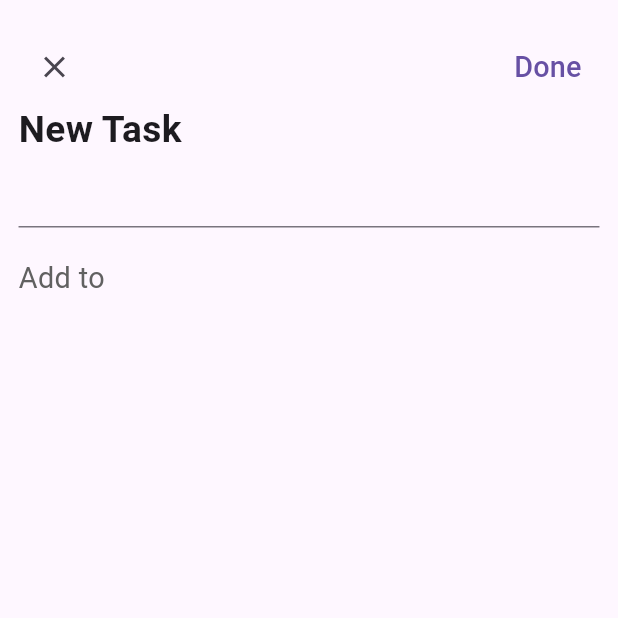
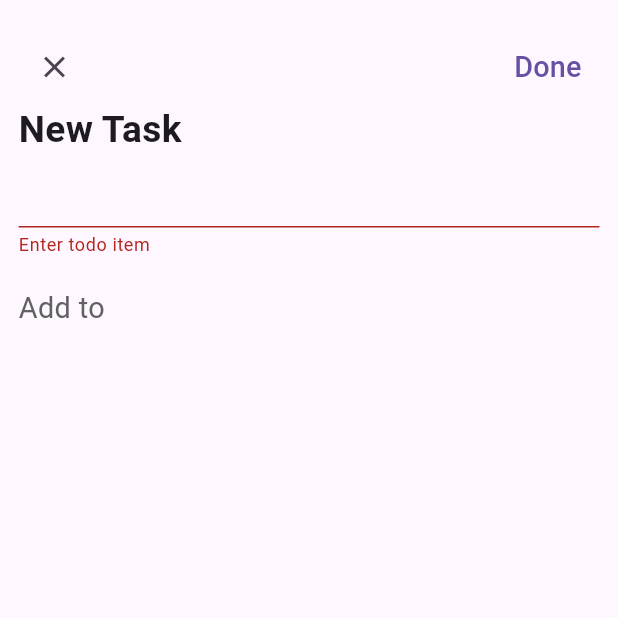
Before and after one commit to chrisokoriedev/todo_gext_app, a Flutter app: the AddDialog screen opened directly, after a tap on "Done", on a phone screen of 412 x 824 dp, the top half of it. Run offline on Flutter 3.47's test engine with Material 3 defaults, Android fonts, the phone set to English and light mode, and no system bars; our stand-ins replace dotted_border, equatable, flutter_easyloading, get, get_storage, step_progress_indicator; accounts and stored records are empty.

Commit message:
added task logic success

```diff
--- a/lib/app/modules/home/widget/add_dialog.dart
+++ b/lib/app/modules/home/widget/add_dialog.dart
@@ -1,8 +1,9 @@
 import 'package:flutter/material.dart';
+import 'package:flutter_easyloading/flutter_easyloading.dart';
 import 'package:get/get.dart';
-import 'package:get_storage/get_storage.dart';
 import 'package:todo_gext_app/app/core/utlls/extensions.dart';
 import 'package:todo_gext_app/app/modules/home/controller/controller.dart';
+import 'package:todo_gext_app/app/widget/string_const.dart';
 
 class AddDialog extends StatelessWidget {
   final homeCtrl = Get.find<HomeController>();
@@ -30,22 +31,39 @@ class AddDialog extends StatelessWidget {
                     style: ButtonStyle(
                         overlayColor: MaterialStateColor.resolveWith(
                             (states) => Colors.transparent)),
-                    onPressed: () {},
+                    onPressed: () {
+                      if (homeCtrl.formKey.currentState!.validate()) {
+                        if (homeCtrl.task.value == null) {
+                          EasyLoading.showError(AppString.enterTaskType);
+                        }
+                      }
+                    },
                     child: Text(
-                      'Done',
+                      AppString.done,
                       style: TextStyle(fontSize: 14.sp),
                     ))
               ],
             ),
             Text(
-              'New Task',
+              AppString.newTask,
               style: TextStyle(fontSize: 18.sp, fontWeight: FontWeight.w600),
             ),
             TextFormField(
               controller: homeCtrl.editController,
               validator: (value) {
                 if (value!.isEmpty) {
-                  return 'Enter  todo item';
+                  return AppString.enterTodoItem;
+                } else {
+                  var success = homeCtrl.updateTask(
+                      homeCtrl.task.value!, homeCtrl.editController.text);
+                  if (success) {
+                    EasyLoading.showSuccess(AppString.todoItemAdded);
+                    Get.back();
+                    homeCtrl.changeTask(null);
+                  } else {
+                    EasyLoading.showInfo(AppString.todoItemExist);
+                    homeCtrl.editController.clear();
+                  }
                 }
                 return null;
               },
@@ -54,10 +72,8 @@ class AddDialog extends StatelessWidget {
                       borderSide: BorderSide(color: Colors.grey[100]!))),
             ),
             SizedBox(height: 5.wp),
-            Text(
-              "Add to ",
-              style: TextStyle(fontSize: 14.sp, color: Colors.grey[700]),
-            ),
+            Text(AppString.addTo,
+                style: TextStyle(fontSize: 14.sp, color: Colors.grey[700])),
             ...homeCtrl.tasks
                 .map((element) => Obx(
                       () => InkWell(
@@ -71,7 +87,7 @@ class AddDialog extends StatelessWidget {
                                 children: [
                                   Icon(
                                     IconData(element.icon,
-                                        fontFamily: "MaterialIcons"),
+                                        fontFamily: AppString.materialIcons),
                                     color: HexColor.fromHex(element.color),
                                   ),
                                   Text(element.title),
--- /dev/null
+++ b/lib/app/widget/string_const.dart
@@ -0,0 +1,11 @@
+class AppString {
+  static const String enterTaskType = 'Enter Task Type';
+  static const String enterTodoItem = 'Enter todo item';
+  static const String done = 'Done';
+  static const String newTask = 'New Task';
+  static const String addTo = "Add to";
+  static const String todoItemAdded = "Todo item added successfully";
+  static const String todoItemExist= "Todo item already exist";
+  static const String materialIcons = "MaterialIcons";
+
+}
```
Also changed, not shown: lib/app/modules/home/controller/controller.dart (+18 -0 lines).
